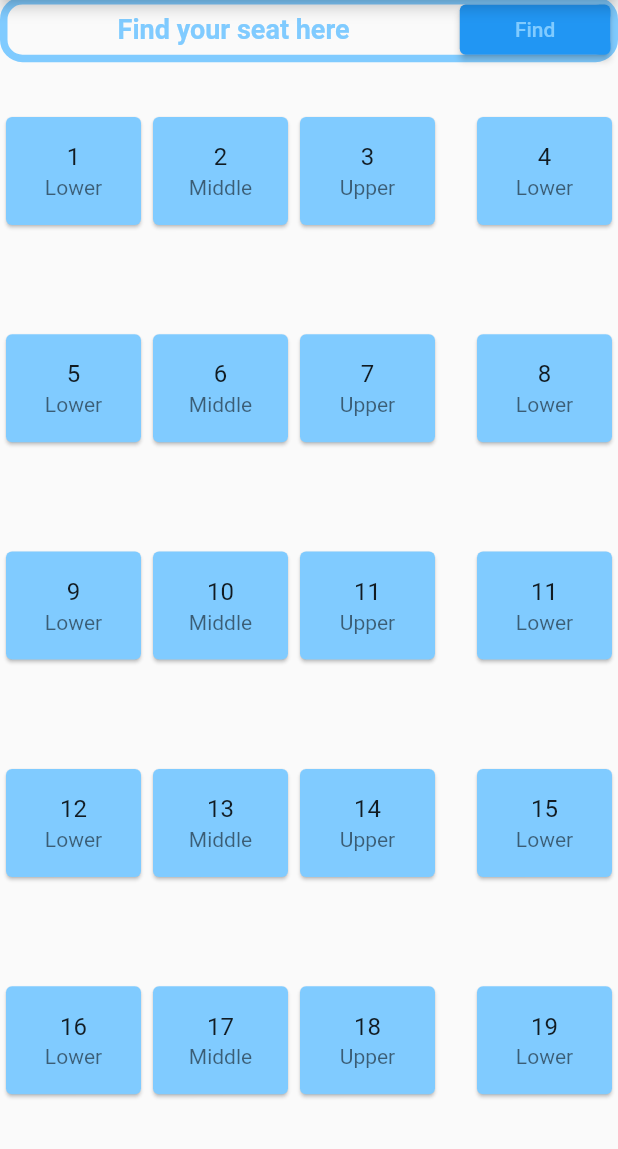
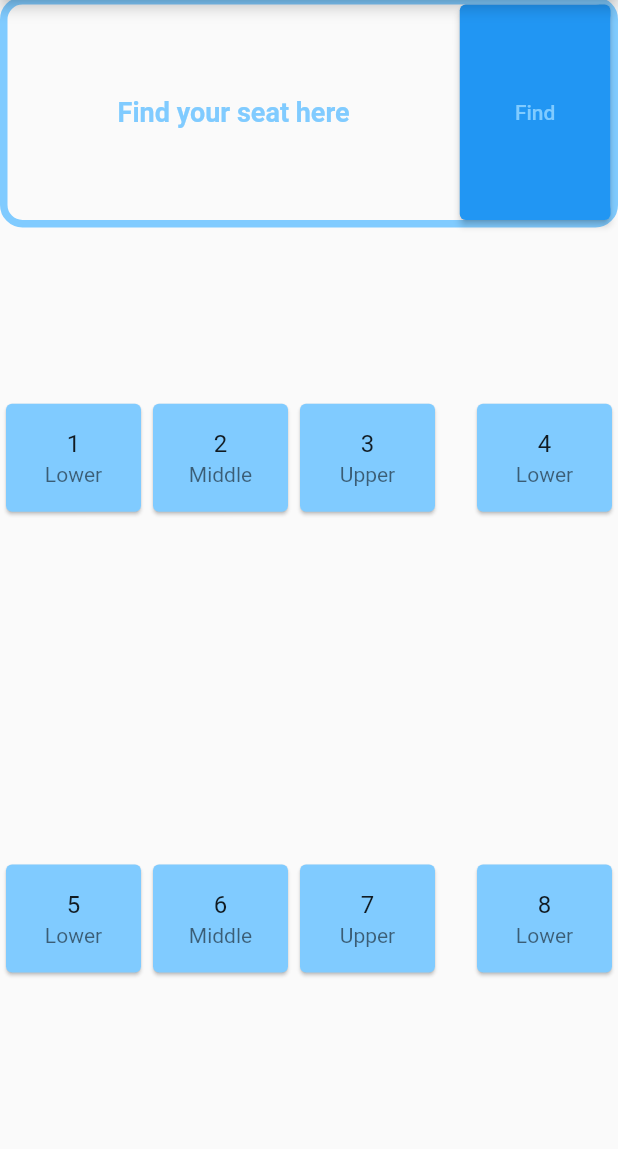
Before and after one commit to shivanshu814/Cruv-DakshVasudev, a Flutter app: the screen it shows after launch, on a phone screen of 412 x 824 dp, the part 87-1236 px from its top. Run offline on Flutter 3.47's test engine with Material 2 defaults, Android fonts, the phone set to English and light mode, and no system bars.

```diff
--- a/lib/main.dart
+++ b/lib/main.dart
@@ -29,11 +29,11 @@ class App extends StatelessWidget {
           ),
         ),
         body: Column(
-          mainAxisAlignment: MainAxisAlignment.spaceEvenly,
+          mainAxisAlignment: MainAxisAlignment.start,
           crossAxisAlignment: CrossAxisAlignment.stretch,
           children: [
             Expanded(
-              flex: 3,
+              flex: 5,
               child: Container(
                 height: 60,
                 decoration: BoxDecoration(
@@ -118,66 +118,7 @@ class App extends StatelessWidget {
                 ],
               ),
             ),
-            Expanded(
-              flex: 10,
-              child: Row(
-                children: [
-                  Expanded(
-                    child: ReuasbleCard(seatn: 9, seatpos: 'Lower'),
-                  ),
-                  Expanded(
-                    child: ReuasbleCard(seatn: 10, seatpos: 'Middle'),
-                  ),
-                  Expanded(
-                    child: ReuasbleCard(seatn: 11, seatpos: 'Upper'),
-                  ),
-                  SizedBox(width: 20,),
-                  Expanded(
-                    child: ReuasbleCard(seatn: 11, seatpos: 'Lower'),
-                  ),
-                ],
-              ),
-            ),
-            Expanded(
-              flex: 10,
-              child: Row(
-                children: [
-                  Expanded(
-                    child: ReuasbleCard(seatn: 12, seatpos: 'Lower'),
-                  ),
-                  Expanded(
-                    child: ReuasbleCard(seatn: 13, seatpos: 'Middle'),
-                  ),
-                  Expanded(
-                    child: ReuasbleCard(seatn: 14, seatpos: 'Upper'),
-                  ),
-                  SizedBox(width: 20,),
-                  Expanded(
-                    child: ReuasbleCard(seatn: 15, seatpos: 'Lower'),
-                  ),
-                ],
-              ),
-            ),
-            Expanded(
-              flex: 10,
-              child: Row(
-                children: [
-                  Expanded(
-                    child: ReuasbleCard(seatn: 16, seatpos: 'Lower'),
-                  ),
-                  Expanded(
-                    child: ReuasbleCard(seatn: 17, seatpos: 'Middle'),
-                  ),
-                  Expanded(
-                    child: ReuasbleCard(seatn: 18, seatpos: 'Upper'),
-                  ),
-                  SizedBox(width: 20,),
-                  Expanded(
-                    child: ReuasbleCard(seatn: 19, seatpos: 'Lower'),
-                  ),
-                ],
-              ),
-            ),
+
       ],
         ),
       ),
```
